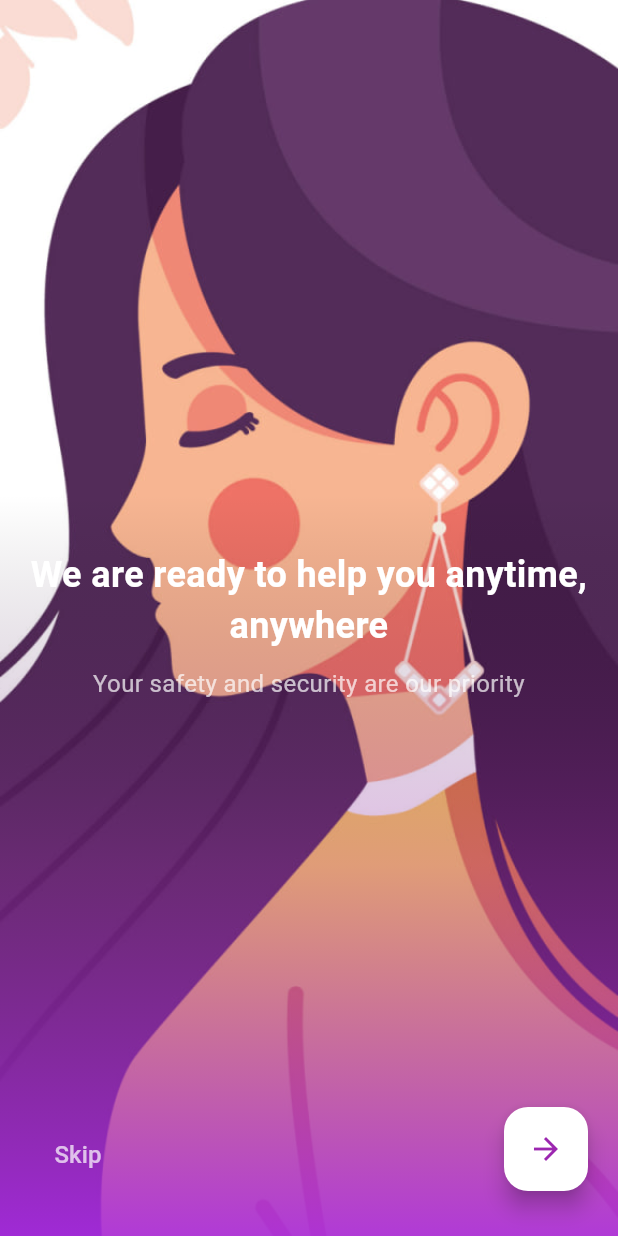
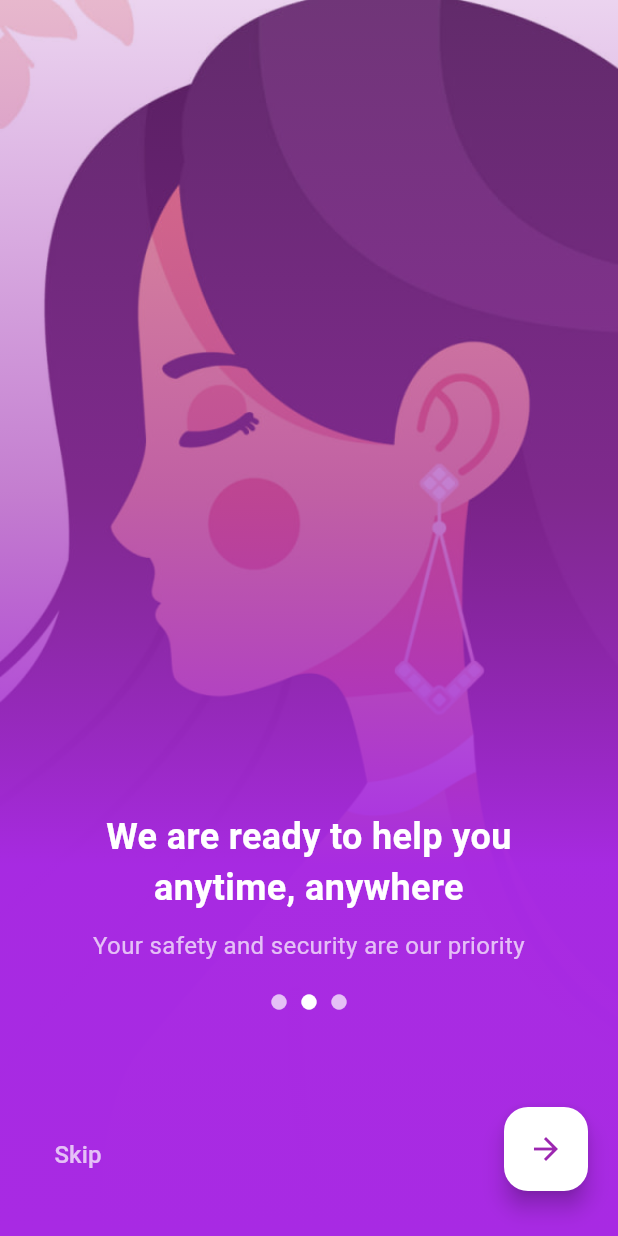
Before and after one commit to hiyammm1/tila_app, a Flutter app: the screen it shows after launch, swiped to page 3, on a phone screen of 412 x 824 dp. Run offline on Flutter 3.47's test engine with Material 3 defaults, Android fonts, the phone set to English and light mode, and no system bars.

Commit message:
the first 4 pages are done

```diff
--- a/lib/main.dart
+++ b/lib/main.dart
@@ -1,7 +1,7 @@
 import 'package:flutter/material.dart';
 
 void main() {
-  runApp(MyApp());
+  runApp(const MyApp());
 }
 
 class MyApp extends StatelessWidget {
@@ -9,7 +9,7 @@ class MyApp extends StatelessWidget {
 
   @override
   Widget build(BuildContext context) {
-    return MaterialApp(
+    return const MaterialApp(
       debugShowCheckedModeBanner: false,
       home: OnboardingScreen(),
     );
@@ -29,7 +29,7 @@ class _OnboardingScreenState extends State<OnboardingScreen> {
 
   final List<Map<String, String>> _pages = [
     {
-      "image": "assets/images/logo.jpg",
+      "image": "assets/images/pta.png",
       "title": "",
       "subtitle": "",
     },
@@ -42,6 +42,11 @@ class _OnboardingScreenState extends State<OnboardingScreen> {
       "image": "assets/images/woman_side.jpg",
       "title": "We are ready to help you anytime, anywhere",
       "subtitle": "Your safety and security are our priority",
+    },
+    {
+      "image": "assets/images/wonder_women.jpg",
+      "title": "Sharing your location with someone you trust is a smart way to enhance your safety when walking alone!",
+      "subtitle": "We respect your privacy, and your location will only be shared with your consent",
     }
   ];
 
@@ -64,7 +69,7 @@ class _OnboardingScreenState extends State<OnboardingScreen> {
       // Set solid purple background for first screen, else use image background
       Positioned.fill(
         child: index == 0
-            ? Container(color: Color(0xFFA82AE3)) // Background for first page
+            ? Container(color: const Color(0xFFA82AE3)) // Background for first page
             : Image.asset(_pages[index]["image"]!, fit: BoxFit.cover),
       ),
       // Gradient overlay for other screens
@@ -74,19 +79,18 @@ class _OnboardingScreenState extends State<OnboardingScreen> {
       decoration: BoxDecoration(
         gradient: LinearGradient(
           colors: [
-            Colors.transparent, // No effect at the top
-            Colors.purple.withOpacity(0.3), // Slight purple blur in the middle
-            Color(0xFFA82AE3).withOpacity(0.9), // Darker purple at the bottom
+            Colors.purple.withOpacity(0.2), // Start with no effect at the top
+            Colors.purple.withOpacity(0.6), // Gradually get purple in the middle
+            const Color(0xFFA82AE3).withOpacity(0.99), // Even darker purple in the lower middle
+            const Color(0xFFA82AE3), // Full dark purple at the bottom
           ],
-          stops: [0.4, 0.7, 1.0], // Controls transition points (closer to bottom)
+          stops: const [0.0, 0.4, 0.7, 1.0], // Controls transition points (stepping into darker colors)
           begin: Alignment.topCenter,
           end: Alignment.bottomCenter,
         ),
       ),
     ),
   ),
-
-
       // Centered logo on first screen
       if (index == 0)
         Center(
@@ -98,7 +102,11 @@ class _OnboardingScreenState extends State<OnboardingScreen> {
         ),
       // Title and subtitle for other screens
       if (index != 0)
-        Column(
+        Positioned(
+          bottom: 150, // Move text closer to the bottom by adjusting this value
+          left: 20,
+          right: 20,
+          child: Column(
             mainAxisAlignment: MainAxisAlignment.center,
             children: [
               if (_pages[index]["title"]!.isNotEmpty)
@@ -107,8 +115,8 @@ class _OnboardingScreenState extends State<OnboardingScreen> {
                   child: Text(
                     _pages[index]["title"]!,
                     textAlign: TextAlign.center,
-                  style: const TextStyle(
-                    fontSize: 24,
+                    style: TextStyle(
+                      fontSize: index == 3 ? 16 : 24,
                       fontWeight: FontWeight.bold,
                       color: Colors.white,
                     ),
@@ -126,7 +134,27 @@ class _OnboardingScreenState extends State<OnboardingScreen> {
                     ),
                   ),
                 ),
+              // Dot indicator row
+Padding(
+  padding: const EdgeInsets.only(top: 20),
+  child: Row(
+    mainAxisAlignment: MainAxisAlignment.center,
+    children: List.generate(_pages.length - 1, (dotIndex) {
+      return Padding(
+        padding: const EdgeInsets.symmetric(horizontal: 4.0),
+        child: Icon(
+          Icons.circle,
+          size: 12.0,
+          color: _currentIndex == dotIndex + 1
+              ? Colors.white // Highlight the current page dot
+              : Colors.white70, // Inactive dots
+        ),
+      );
+    }),
+  ),
+),
             ],
+          ),
         ),
     ],
   );
--- a/pubspec.yaml
+++ b/pubspec.yaml
@@ -37,3 +37,5 @@ flutter:
      - assets/images/onboarding_image.jpg
      - assets/images/woman_side.jpg
      - assets/images/logo.jpg
+     - assets/images/wonder_women.jpg
+     - assets/images/pta.png
```
Also changed, not shown: assets/images/pta.png (added), assets/images/wonder_women.jpg (added). Lines whose indentation alone changed are shown as unchanged.
